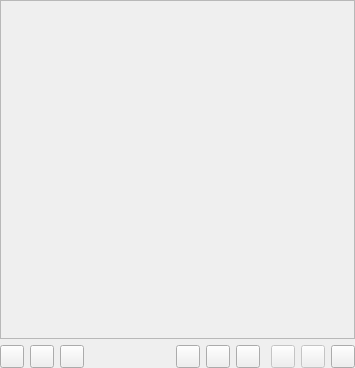
Voker57/qmpdclient, file ui/playlistpanel.ui: the form before one commit.
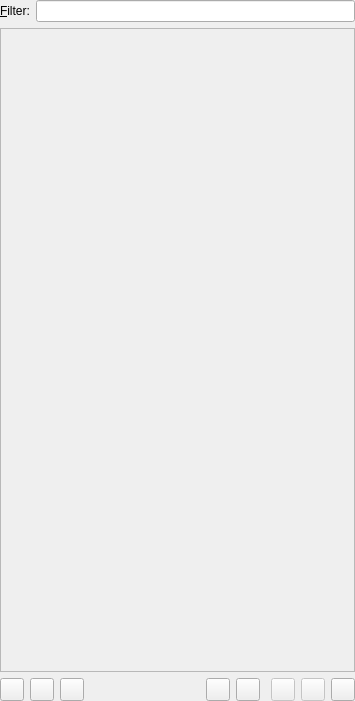
The form after the commit. Custom widgets are drawn as their Qt base class.

Commit message: Removed JumpToSong dialog; added filter to playlist

What changed in the file:
```diff
--- a/ui/playlistpanel.ui
+++ b/ui/playlistpanel.ui
@@ -1,12 +1,12 @@
 <ui version="4.0" >
  <class>PlaylistPanel</class>
- <widget class="QWidget" name="PlaylistPanel" >
-  <property name="geometry" >
+ <widget class="QWidget" name="PlaylistPanel">
+  <property name="geometry">
    <rect>
     <x>0</x>
     <y>0</y>
     <width>355</width>
-    <height>368</height>
+    <height>701</height>
    </rect>
   </property>
   <property name="windowTitle" >
@@ -20,8 +20,31 @@
     <number>0</number>
    </property>
    <item>
-    <widget class="PlaylistView" name="playlistView" >
-     <property name="enabled" >
+    <layout class="QHBoxLayout" name="_2">
+     <property name="spacing">
+      <number>6</number>
+     </property>
+     <property name="margin">
+      <number>0</number>
+     </property>
+     <item>
+      <widget class="QLabel" name="label">
+       <property name="text">
+        <string>&amp;Filter:</string>
+       </property>
+       <property name="buddy">
+        <cstring>filter</cstring>
+       </property>
+      </widget>
+     </item>
+     <item>
+      <widget class="LineEdit" name="filter"/>
+     </item>
+    </layout>
+   </item>
+   <item>
+    <widget class="PlaylistView" name="playlistView">
+     <property name="enabled">
       <bool>false</bool>
      </property>
      <property name="horizontalScrollBarPolicy" >
@@ -105,24 +128,8 @@
       </spacer>
      </item>
      <item>
-      <widget class="QToolButton" name="jumpToButton" >
-       <property name="focusPolicy" >
-        <enum>Qt::TabFocus</enum>
-       </property>
-       <property name="toolTip" >
-        <string>Jump to song...</string>
-       </property>
-       <property name="text" >
-        <string/>
-       </property>
-       <property name="checkable" >
-        <bool>false</bool>
-       </property>
-      </widget>
-     </item>
-     <item>
-      <widget class="QToolButton" name="shuffleButton" >
-       <property name="enabled" >
+      <widget class="QToolButton" name="shuffleButton">
+       <property name="enabled">
         <bool>true</bool>
        </property>
        <property name="toolTip" >
@@ -206,6 +213,11 @@
   </layout>
  </widget>
  <customwidgets>
+  <customwidget>
+   <class>LineEdit</class>
+   <extends>QLineEdit</extends>
+   <header>lineedit.h</header>
+  </customwidget>
   <customwidget>
    <class>PlaylistView</class>
    <extends>QListView</extends>
```
Left out of the diff: 99 changed lines with no effect on the pictures. The commit also changes 8 other files.
